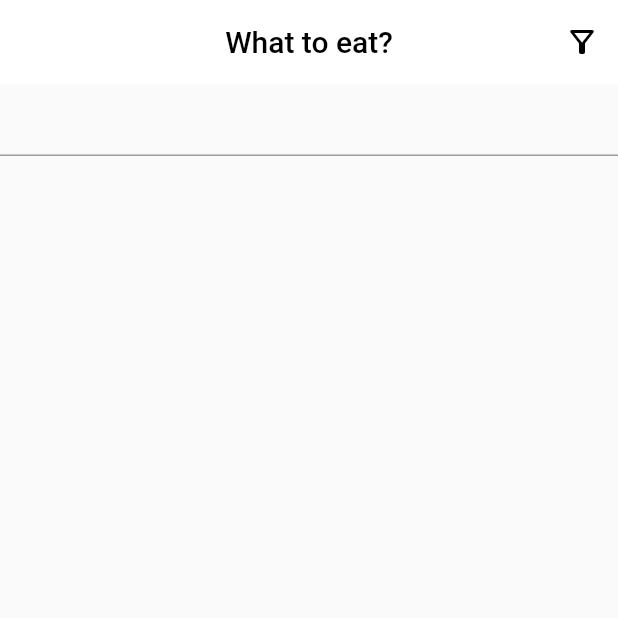
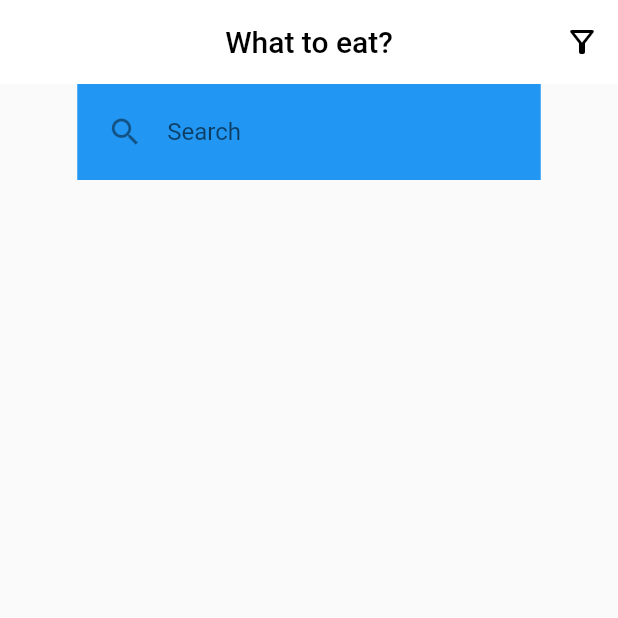
Before and after one commit to ettoma/dribbble-cooking-app, a Flutter app: the screen it shows after launch, on a phone screen of 412 x 824 dp, the top half of it. Run offline on Flutter 3.47's test engine with Material 2 defaults, Android fonts, the phone set to English and light mode, and no system bars.

Commit message:
Search box started

```diff
--- a/lib/widgets/searchbar.dart
+++ b/lib/widgets/searchbar.dart
@@ -7,7 +7,20 @@ class SearchBar extends StatelessWidget {
   Widget build(BuildContext context) {
     return Column(
       children: [
-        TextField(),
+        Center(
+          child: Container(
+            padding: EdgeInsets.symmetric(horizontal: 20, vertical: 8),
+            color: Colors.blue,
+            width: MediaQuery.of(context).size.width * 0.75,
+            child: TextField(
+              decoration: InputDecoration(
+                hintText: 'Search',
+                icon: Icon(Icons.search_outlined),
+                border: InputBorder.none,
+              ),
+            ),
+          ),
+        )
       ],
     );
   }
```
